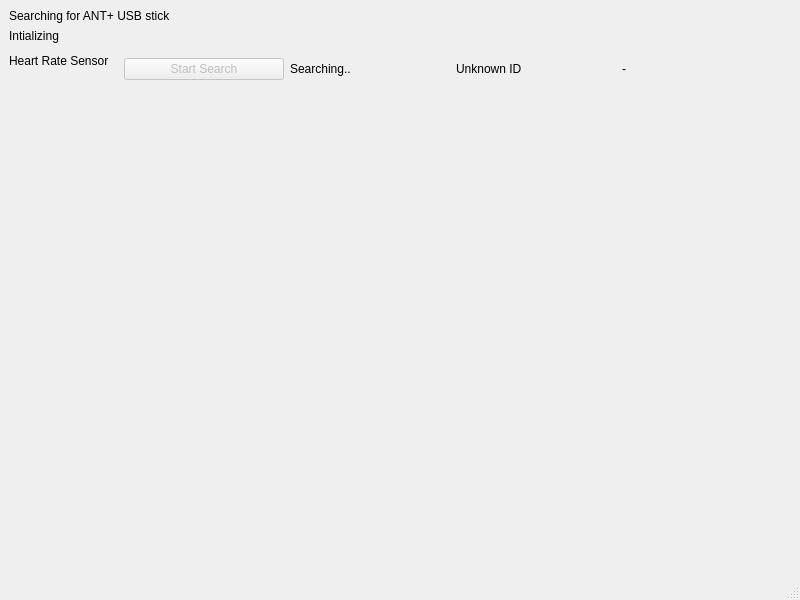
Old version of the form anttestapp/anttestappmainwindow.ui in the repository rsippl/big-ring.
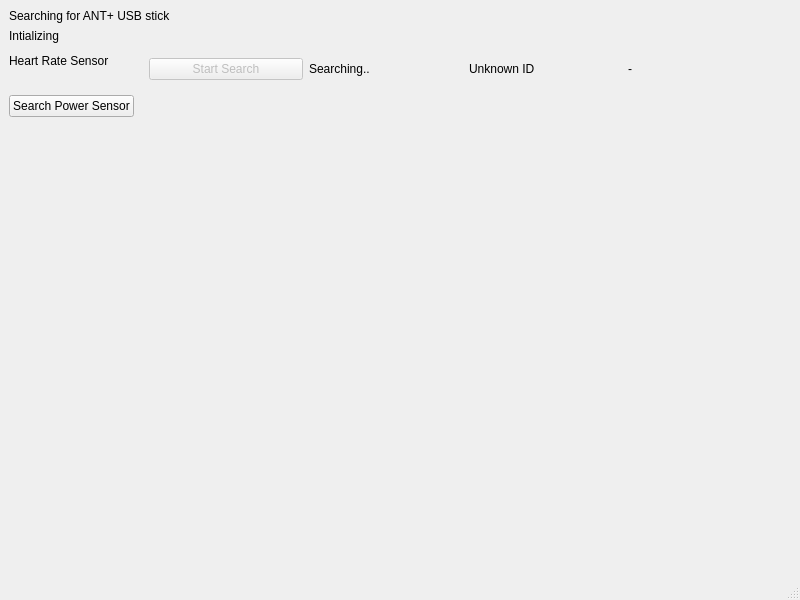
New version of the form.

Patch:
```diff
--- a/anttestapp/anttestappmainwindow.ui
+++ b/anttestapp/anttestappmainwindow.ui
@@ -29,14 +29,14 @@
       </property>
      </widget>
     </item>
-    <item row="2" column="0">
+    <item row="3" column="0">
      <widget class="QLabel" name="heartRateLabel">
       <property name="text">
        <string>Heart Rate Sensor</string>
       </property>
      </widget>
     </item>
-    <item row="2" column="1">
+    <item row="3" column="1">
      <widget class="QWidget" name="widget" native="true">
       <layout class="QHBoxLayout" name="horizontalLayout">
        <item>
@@ -73,6 +73,13 @@
       </layout>
      </widget>
     </item>
+    <item row="4" column="0">
+     <widget class="QPushButton" name="pushButton_2">
+      <property name="text">
+       <string>Search Power Sensor</string>
+      </property>
+     </widget>
+    </item>
    </layout>
   </widget>
   <widget class="QMenuBar" name="menubar">
```
